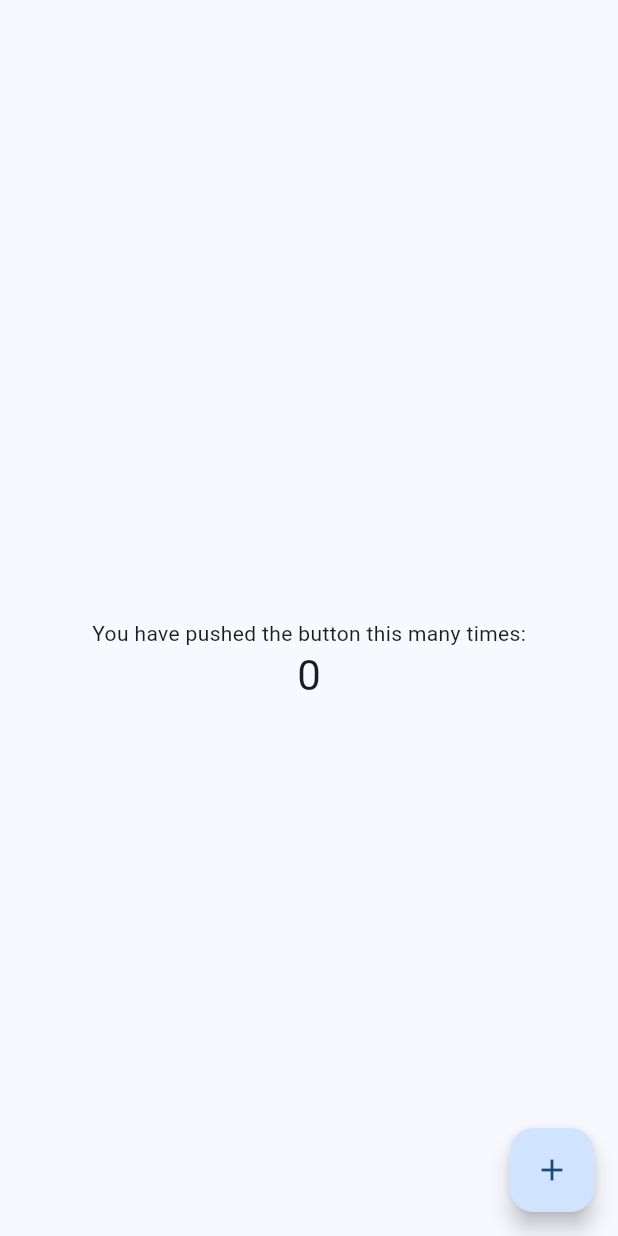
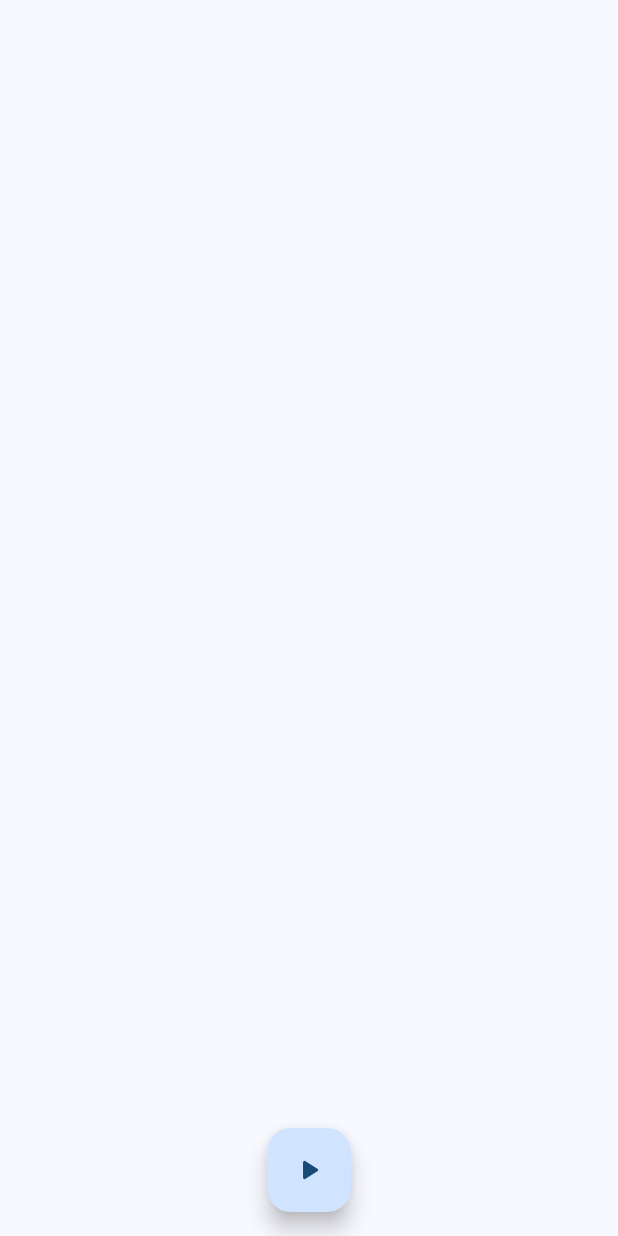
Before and after one commit to yhakamay/pomody, a Flutter app: the screen it shows after launch, on a phone screen of 412 x 824 dp. Run offline on Flutter 3.47's test engine with Material 2 defaults, Android fonts, the phone set to English and light mode, and no system bars.

Commit message:
Remove counter

```diff
--- a/lib/pages/home_page.dart
+++ b/lib/pages/home_page.dart
@@ -8,37 +8,19 @@
 }
 
 class _HomePageState extends State<HomePage> {
-  int _counter = 0;
-
-  void _incrementCounter() {
-    setState(() {
-      _counter++;
-    });
-  }
-
   @override
   Widget build(BuildContext context) {
     return Scaffold(
       appBar: AppBar(),
       body: Center(
-        child: Column(
-          mainAxisAlignment: MainAxisAlignment.center,
-          children: <Widget>[
-            const Text(
-              'You have pushed the button this many times:',
-            ),
-            Text(
-              '$_counter',
-              style: Theme.of(context).textTheme.headline4,
-            ),
-          ],
-        ),
+        child: Container(),
       ),
-      floatingActionButton: FloatingActionButton(
-        onPressed: _incrementCounter,
-        tooltip: 'Increment',
-        child: const Icon(Icons.add),
+      floatingActionButton: const FloatingActionButton(
+        onPressed: null,
+        tooltip: 'Start',
+        child: Icon(Icons.play_arrow_rounded),
       ), // This trailing comma makes auto-formatting nicer for build methods.
+      floatingActionButtonLocation: FloatingActionButtonLocation.centerFloat,
     );
   }
 }
```
